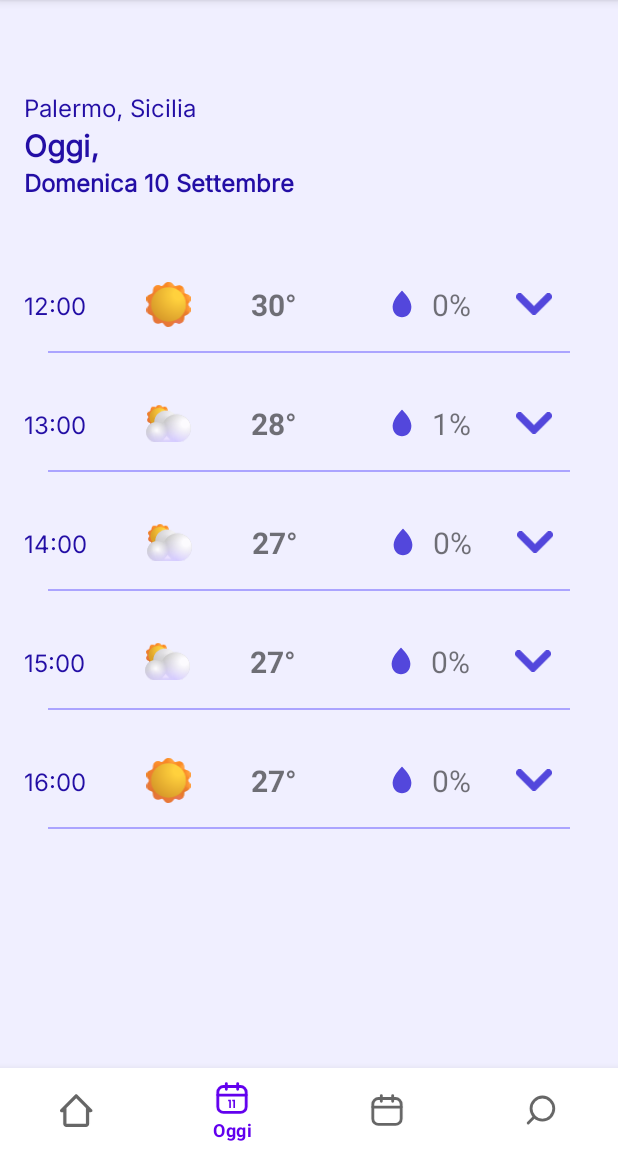
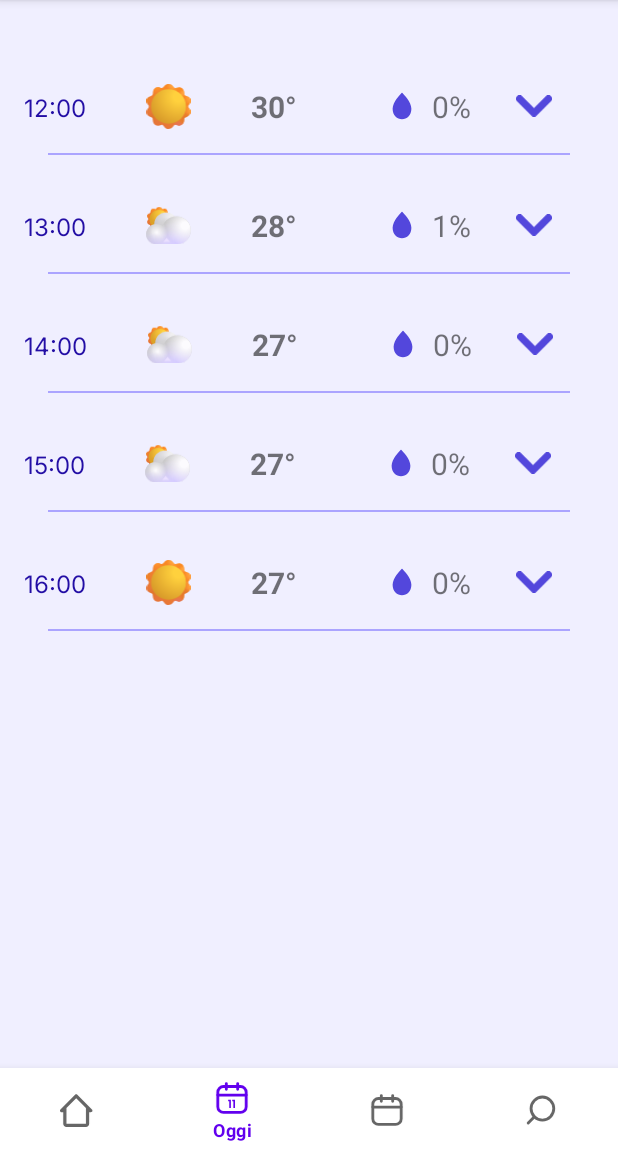
Before and after one commit to develhope/Android6-Team2-ForecastApp, an Android app: the TodayScreenFragment screen opened through its navigation route, on a phone screen of 412 x 824 dp, the part 84-1236 px from its top. Run offline under Robolectric (Android 15) with nearby library versions, the phone set to English and light mode, and no system bars; our stand-ins replace navigation-ui.

Commit message:
removed unnecessary textviews

```diff
--- a/app/src/main/res/layout/fragment_today_screen.xml
+++ b/app/src/main/res/layout/fragment_today_screen.xml
@@ -7,42 +7,6 @@
     android:background="@color/screen_color_today"
     tools:context=".TodayScreenFragment">
 
-    <TextView
-        android:id="@+id/location_today"
-        android:layout_width="wrap_content"
-        android:layout_height="wrap_content"
-        android:layout_marginStart="16dp"
-        android:layout_marginTop="60dp"
-        android:fontFamily="@font/inter"
-        android:text="Palermo, Sicilia"
-        android:textColor="@color/blue"
-        android:textSize="16sp"
-        app:layout_constraintStart_toStartOf="parent"
-        app:layout_constraintTop_toTopOf="parent" />
-
-    <TextView
-        android:id="@+id/date_short_today"
-        android:layout_width="wrap_content"
-        android:layout_height="wrap_content"
-        android:fontFamily="@font/inter"
-        android:text="Oggi,"
-        android:textColor="@color/blue"
-        android:textSize="20sp"
-        android:textStyle="bold"
-        app:layout_constraintStart_toStartOf="@id/location_today"
-        app:layout_constraintTop_toBottomOf="@id/location_today" />
-
-    <TextView
-        android:id="@+id/date_long_today"
-        android:layout_width="wrap_content"
-        android:layout_height="wrap_content"
-        android:fontFamily="@font/inter"
-        android:text="Domenica 10 Settembre"
-        android:textColor="@color/blue"
-        android:textSize="16sp"
-        android:textStyle="bold"
-        app:layout_constraintStart_toStartOf="@id/date_short_today"
-        app:layout_constraintTop_toBottomOf="@id/date_short_today" />
 
     <androidx.recyclerview.widget.RecyclerView
         android:id="@+id/today_recyclerview"
@@ -54,8 +18,8 @@
         app:layoutManager="androidx.recyclerview.widget.LinearLayoutManager"
         app:layout_constraintEnd_toEndOf="parent"
         app:layout_constraintStart_toStartOf="parent"
-        app:layout_constraintTop_toBottomOf="@id/date_long_today"
         app:layout_constraintBottom_toBottomOf="parent"
+        app:layout_constraintTop_toTopOf="parent"
         tools:itemCount="2"
         tools:listitem="@layout/list_today_screen" />
 
```
